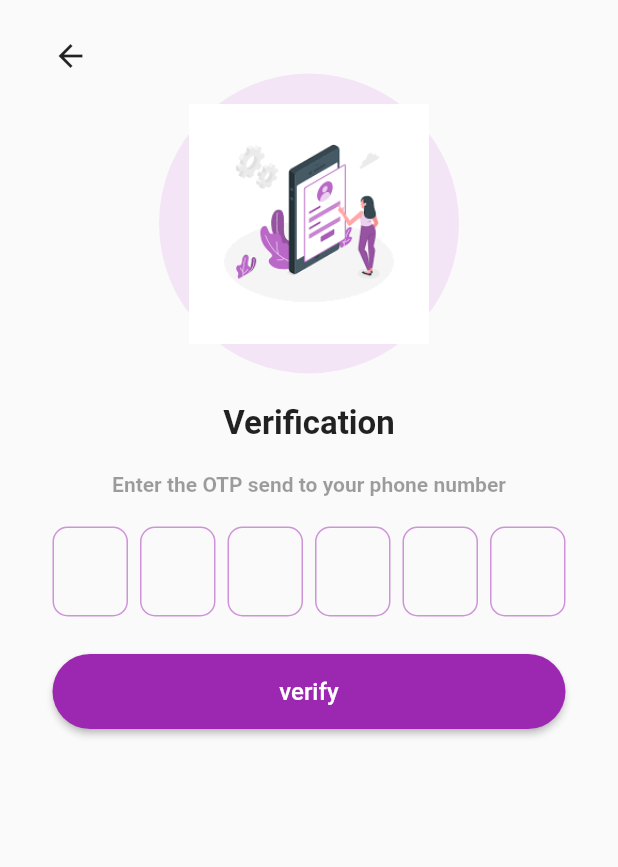
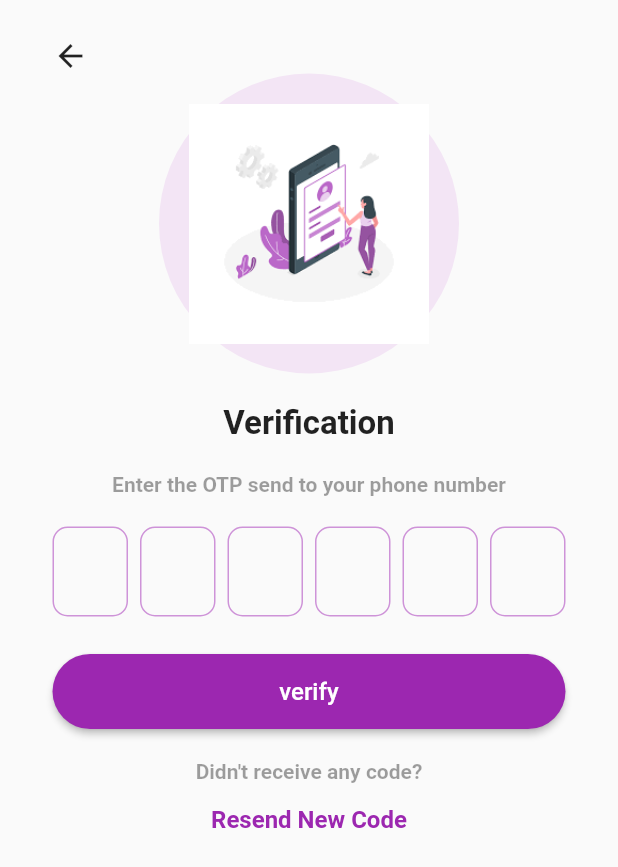
Before and after one commit to Abd0Khalifa/Flutter_FireBase, a Flutter app: the OtpScreen screen opened directly with empty values, on a phone screen of 412 x 824 dp. Shown: the top 867 px of the screen. Run offline on Flutter 3.47's test engine with Material 2 defaults, Android fonts, the phone set to English and light mode, and no system bars; drawn by our look-alikes of pinput; our stand-ins replace country_picker, firebase_auth, firebase_core, shared_preferences; accounts and stored records are empty.

Commit message:
Abdulrahman Khalifa Finish OTP screen Design

```diff
--- a/lib/screens/otp_screen.dart
+++ b/lib/screens/otp_screen.dart
@@ -98,6 +98,28 @@ class _OtpScreenState extends State<OtpScreen> {
                     onPressed: () {},
                   ),
                 ),
+                const SizedBox(
+                  height: 20,
+                ),
+                const Text(
+                  "Didn't receive any code?",
+                  style: TextStyle(
+                    fontSize: 14,
+                    fontWeight: FontWeight.bold,
+                    color: Colors.black38,
+                  ),
+                ),
+                const SizedBox(
+                  height: 15,
+                ),
+                const Text(
+                  "Resend New Code",
+                  style: TextStyle(
+                    fontSize: 16,
+                    fontWeight: FontWeight.bold,
+                    color: Colors.purple,
+                  ),
+                ),
               ],
             ),
           ),
```
Also changed, not shown: 5 other files.
